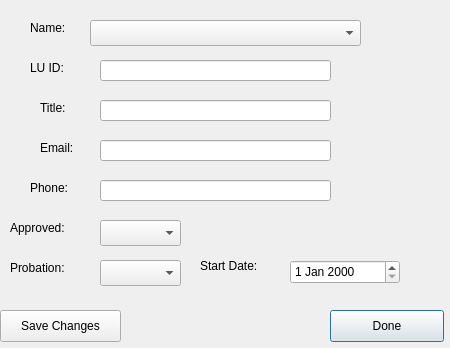
First picture: the form in LAWRENTIAN/LuD/editemployeeinfo.ui, repository pyridine/LAWRENTIAN, before the edit.
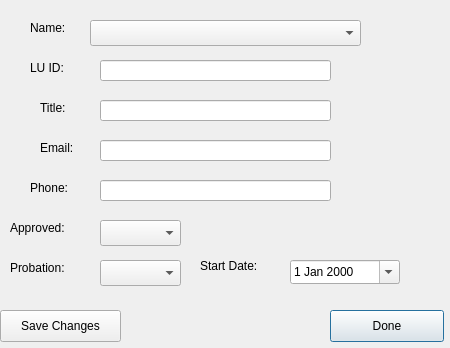
Second picture: the form after the edit.

What changed in the file:
```diff
--- a/LAWRENTIAN/LuD/editemployeeinfo.ui
+++ b/LAWRENTIAN/LuD/editemployeeinfo.ui
@@ -228,6 +228,9 @@
      <height>24</height>
     </rect>
    </property>
+   <property name="calendarPopup">
+    <bool>true</bool>
+   </property>
   </widget>
  </widget>
  <resources/>
```
